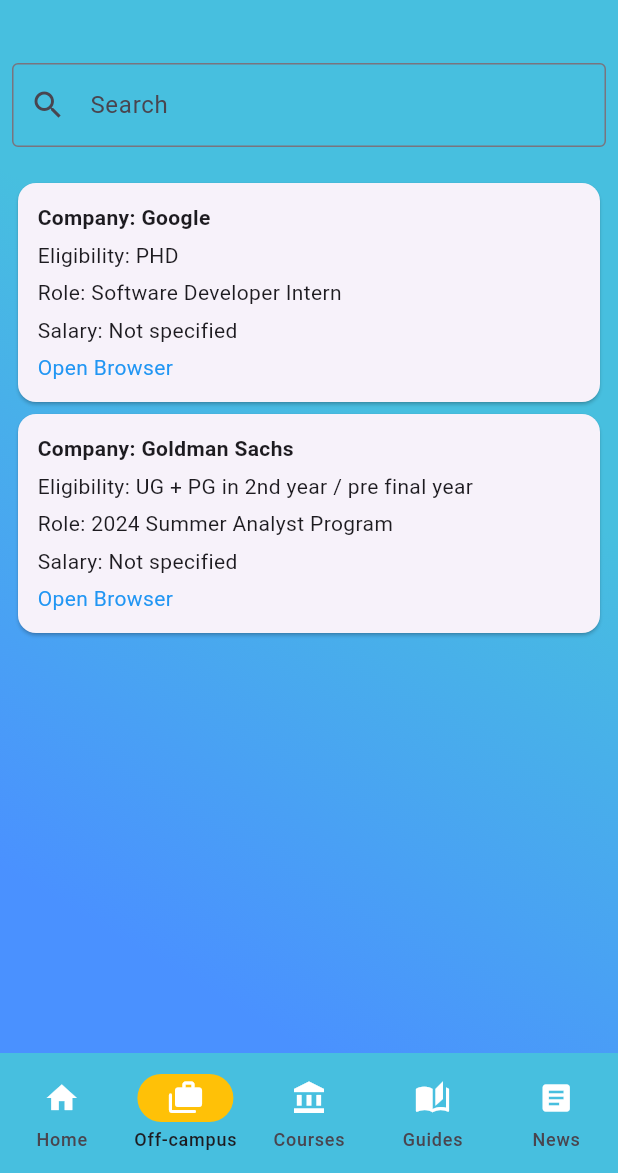
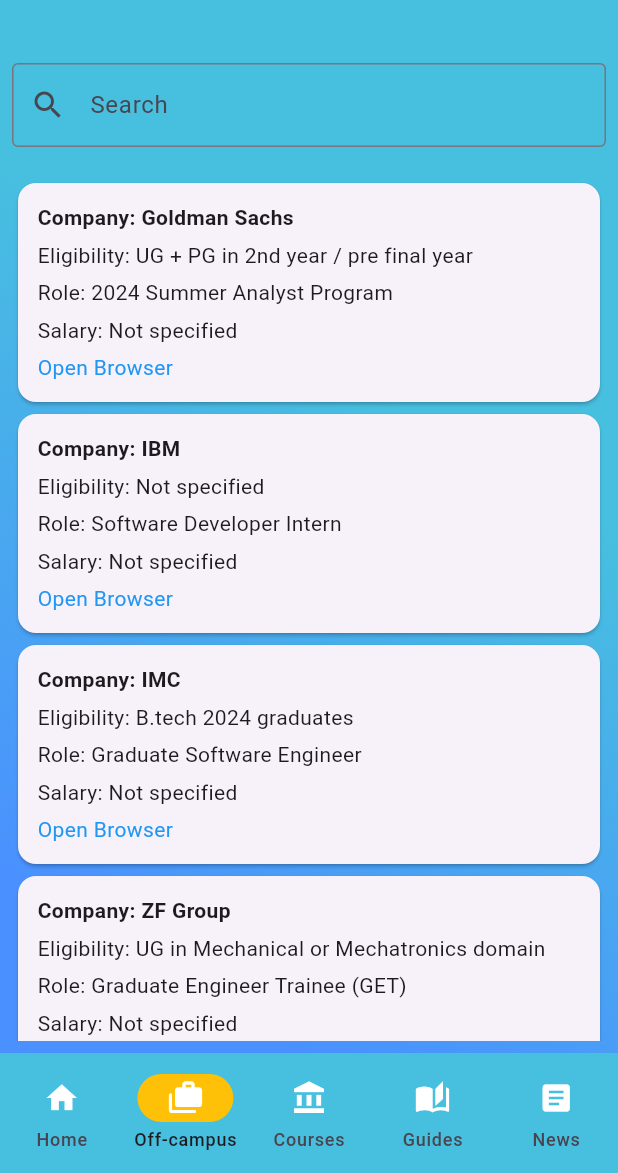
Before and after one commit to dshreddy/acad-affairs-app, a Flutter app: the screen it shows after launch, item 2 of the bottom bar chosen, on a phone screen of 412 x 824 dp, the part 63-1236 px from its top. Run offline on Flutter 3.47's test engine with Material 3 defaults, Android fonts, the light colour scheme and no system bars.

Commit message:
updated jobs

```diff
--- a/lib/screens/jobs.dart
+++ b/lib/screens/jobs.dart
@@ -15,14 +15,6 @@
   // Sample job listings data
   final List<JobListing> jobListings = [
     JobListing(
-      company: 'Google',
-      batch: 'PHD',
-      role: 'Software Developer Intern',
-      salary: 'Not specified',
-      link:
-          'https://www.google.com/about/careers/applications/jobs/results/112996546481398470-software-developer-intern-phd-summer-2024?target_level=INTERN_AND_APPRENTICE',
-    ),
-    JobListing(
       company: 'Goldman Sachs',
       batch: 'UG + PG in 2nd year / pre final year',
       role: '2024 Summer Analyst Program',
@@ -30,6 +22,27 @@
       link:
           'https://goldmansachs.tal.net/vx/lang-en-GB/mobile-0/brand-2/xf-caeaaeb33c61/candidate/so/pm/1/pl/1/opp/2-Summer-Analyst-Summer-Associate-Internship-programs/en-GB',
     ),
+    JobListing(
+        company: 'IBM',
+        batch: 'Not specified',
+        role: "Software Developer Intern",
+        salary: "Not specified",
+        link:
+            "https://careers.ibm.com/job/19976272/software-developer-intern-bangalore-in/"),
+    JobListing(
+        company: 'IMC',
+        batch: 'B.tech 2024 graduates',
+        role: "Graduate Software Engineer",
+        salary: "Not specified",
+        link:
+            "https://careers.imc.com/us/en/job/4282981101/Graduate-Software-Engineer"),
+    JobListing(
+        company: 'ZF Group',
+        batch: 'UG in Mechanical or Mechatronics domain',
+        role: "Graduate Engineer Trainee (GET)",
+        salary: "Not specified",
+        link:
+            "https://jobs.zf.com/job/Chennai-GET-B_TechB_E-Mechanical-Mechatronics-TN-631604/1018168301/"),
   ];
 
   @override
```
